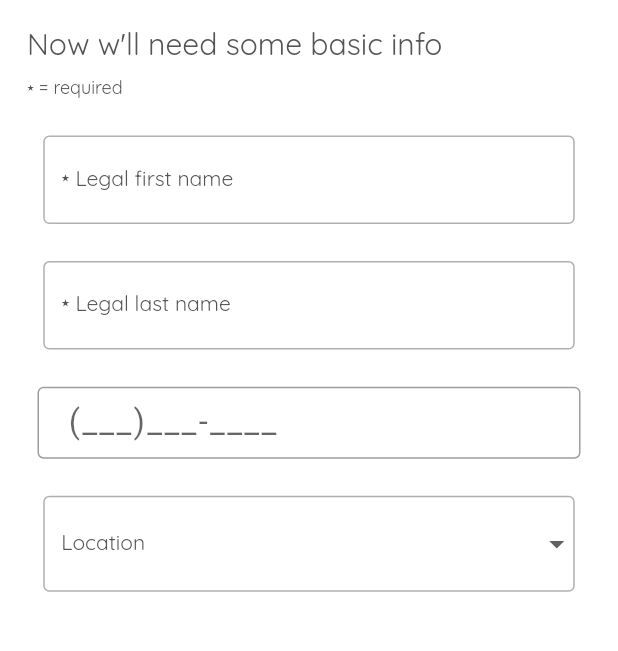
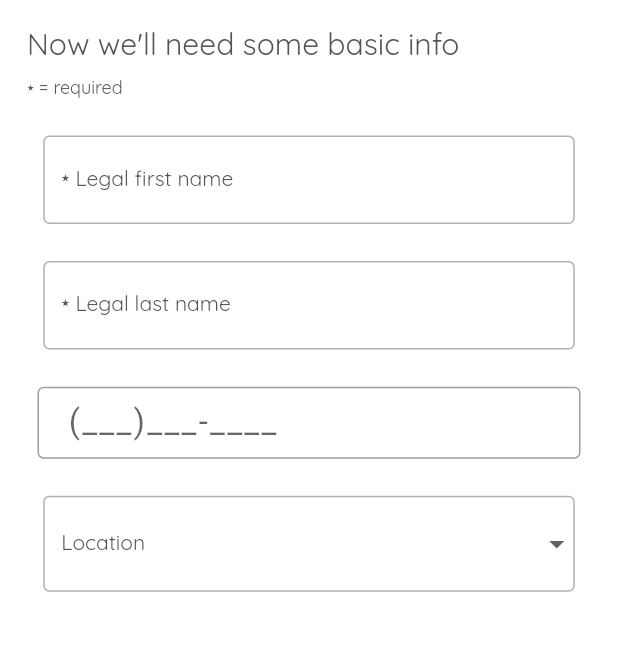
Before and after one commit to saahiljaffer/handMeDown, a Flutter app: the InfoPageTwo screen opened directly, on a phone screen of 412 x 824 dp, the part 111-762 px from its top. Run offline on Flutter 3.47's test engine with Material 2 defaults, Android fonts, the phone set to English and light mode, and no system bars; drawn by our look-alikes of flutter_easyloading; our stand-ins replace firebase_auth, google_fonts, google_sign_in; missing offline and left inert: flutter_auth_buttons; accounts and stored records are empty.

Commit message:
changes typo

```diff
--- a/lib/infoPageTwo.dart
+++ b/lib/infoPageTwo.dart
@@ -351,7 +351,7 @@ class _InfoPageTwo extends State<InfoPageTwo> {
                       Container(
                           padding: EdgeInsets.fromLTRB(18, 0, 18, 0),
                           child: Text(
-                            "Now w'll need some basic info",
+                            "Now we'll need some basic info",
                             style: TextStyle(
                               color: Color(0xff555555),
                               fontSize: 20,
```
